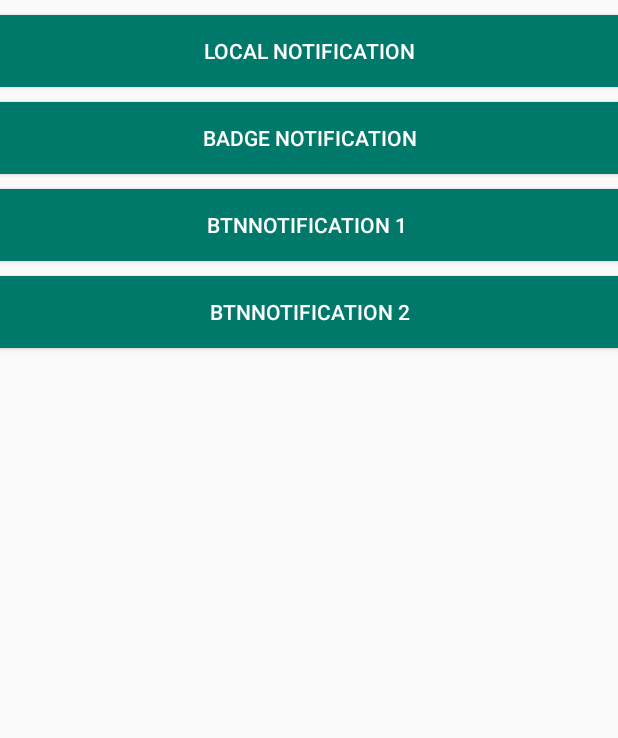
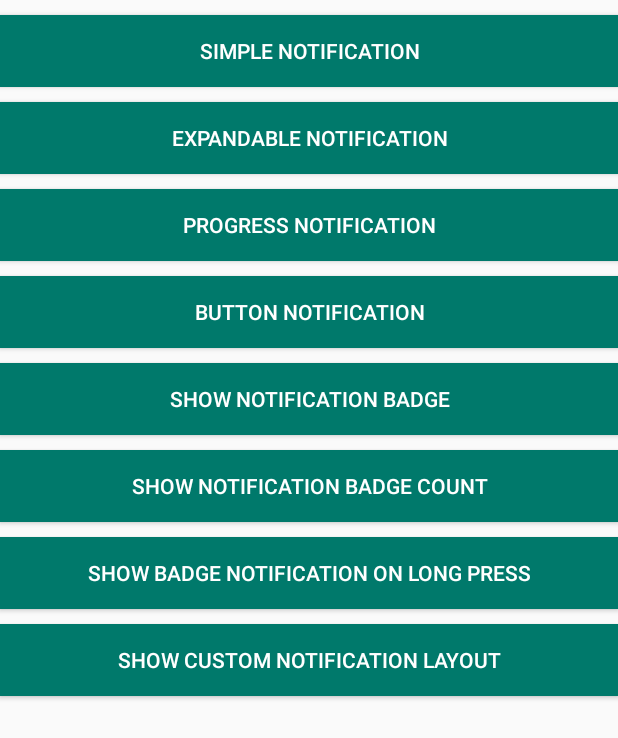
Before and after one commit to sibaprasad12/Android, an Android app: the layout activity_notification.xml on its own in the app's theme, with its tools: preview values and no code run, on a phone screen of 412 x 824 dp. Shown: the top 738 px of the screen. Run offline under Robolectric (Android 15) with nearby library versions, the phone set to English and light mode, and no system bars.

Commit message:
Added Notification in android with example

```diff
--- a/app/src/main/java/spm/androidworld/all/base/use/SecondaryActivity.kt
+++ b/app/src/main/java/spm/androidworld/all/base/use/SecondaryActivity.kt
@@ -9,6 +9,7 @@ package spm.androidworld.all.base.use
 
 
 import android.os.Bundle
+import android.widget.Toast
 import kotlinx.android.synthetic.main.activity_base.*
 import spm.androidworld.all.R
 import spm.androidworld.all.base.BaseActivity
@@ -42,6 +43,8 @@ class SecondaryActivity : BaseActivity(), BaseActivity.OnNavigationMenuClickList
             }
         }
 
+        Toast.makeText(this, "$notificationMessage", Toast.LENGTH_LONG).show()
+
         supportFragmentManager.beginTransaction()
             .setCustomAnimations(
                 R.anim.slide_in_from_right, R.anim.slide_out_to_left,
--- a/app/src/main/res/layout/activity_notification.xml
+++ b/app/src/main/res/layout/activity_notification.xml
@@ -4,46 +4,89 @@
         xmlns:tools="http://schemas.android.com/tools"
         android:layout_width="match_parent"
         android:layout_height="match_parent"
-        tools:context="spm.androidworld.all.services.notification.NotificationActivity">
+        tools:context=".notification.NotificationActivity">
 
 
     <androidx.appcompat.widget.AppCompatButton
-            android:id="@+id/btnLocalNotification"
+            android:id="@+id/btnSimpleNotification"
             android:layout_width="match_parent"
             android:layout_height="wrap_content"
             android:layout_marginTop="@dimen/dimen_10dp"
             android:background="@color/colorPrimaryDark"
-            android:text="Local Notification"
+            android:text="Simple Notification"
             android:textColor="@color/white"
             app:layout_constraintTop_toTopOf="parent" />
 
     <androidx.appcompat.widget.AppCompatButton
-            android:id="@+id/btnBadgeNotification"
+            android:id="@+id/btnExpandableNotification"
             android:layout_width="match_parent"
             android:layout_height="wrap_content"
             android:layout_marginTop="@dimen/dimen_10dp"
             android:background="@color/colorPrimaryDark"
-            android:text="Badge Notification"
+            android:text="Expandable Notification"
             android:textColor="@color/white"
-            app:layout_constraintTop_toBottomOf="@+id/btnLocalNotification" />
+            app:layout_constraintTop_toBottomOf="@+id/btnSimpleNotification" />
 
     <androidx.appcompat.widget.AppCompatButton
-            android:id="@+id/btnNotification1"
+            android:id="@+id/btnProgressNotification"
             android:layout_width="match_parent"
             android:layout_height="wrap_content"
             android:layout_marginTop="@dimen/dimen_10dp"
             android:background="@color/colorPrimaryDark"
-            android:text="btnNotification 1 "
+            android:text="Progress Notification"
             android:textColor="@color/white"
-            app:layout_constraintTop_toBottomOf="@+id/btnBadgeNotification" />
+            app:layout_constraintTop_toBottomOf="@+id/btnExpandableNotification" />
 
     <androidx.appcompat.widget.AppCompatButton
-            android:id="@+id/btnNotification2"
+            android:id="@+id/btnActionNotification"
             android:layout_width="match_parent"
             android:layout_height="wrap_content"
             android:layout_marginTop="@dimen/dimen_10dp"
             android:background="@color/colorPrimaryDark"
-            android:text="btnNotification 2"
+            android:text="Button Notification"
             android:textColor="@color/white"
-            app:layout_constraintTop_toBottomOf="@+id/btnNotification1" />
+            app:layout_constraintTop_toBottomOf="@+id/btnProgressNotification" />
+
+    <androidx.appcompat.widget.AppCompatButton
+            android:id="@+id/btnShowNotificationBadge"
+            android:layout_width="match_parent"
+            android:layout_height="wrap_content"
+            android:layout_marginTop="@dimen/dimen_10dp"
+            android:background="@color/colorPrimaryDark"
+            android:text="Show Notification Badge"
+            android:textColor="@color/white"
+            app:layout_constraintTop_toBottomOf="@+id/btnActionNotification" />
+
+
+    <androidx.appcompat.widget.AppCompatButton
+            android:id="@+id/btnShowNotificationBadgeCount"
+            android:layout_width="match_parent"
+            android:layout_height="wrap_content"
+            android:layout_marginTop="@dimen/dimen_10dp"
+            android:background="@color/colorPrimaryDark"
+            android:text="Show Notification Badge Count"
+            android:textColor="@color/white"
+            app:layout_constraintTop_toBottomOf="@+id/btnShowNotificationBadge" />
+
+
+    <androidx.appcompat.widget.AppCompatButton
+            android:id="@+id/btnLongPressNotificationBadge"
+            android:layout_width="match_parent"
+            android:layout_height="wrap_content"
+            android:layout_marginTop="@dimen/dimen_10dp"
+            android:background="@color/colorPrimaryDark"
+            android:text="Show Badge Notification on Long Press"
+            android:textColor="@color/white"
+            app:layout_constraintTop_toBottomOf="@+id/btnShowNotificationBadgeCount" />
+
+    <androidx.appcompat.widget.AppCompatButton
+            android:id="@+id/btnCustomLayoutNotification"
+            android:layout_width="match_parent"
+            android:layout_height="wrap_content"
+            android:layout_marginTop="@dimen/dimen_10dp"
+            android:background="@color/colorPrimaryDark"
+            android:text="Show Custom Notification Layout"
+            android:textColor="@color/white"
+            app:layout_constraintTop_toBottomOf="@+id/btnLongPressNotificationBadge" />
+
 </androidx.constraintlayout.widget.ConstraintLayout>
--- a/app/src/main/res/values/strings.xml
+++ b/app/src/main/res/values/strings.xml
@@ -116,4 +116,7 @@
     <string name="fcm_topic_news">News</string>
     <string name="fcm_topic_technology">Technology</string>
     <string name="toast_playservices_unrecoverable">Google Play Service is Unreachable</string>
+    <string name="channel_name">My Channel</string>
+    <string name="channel_description">Channel Description</string>
+    <string name="long_lorem">This is an expandable notification This is an expandable notification This is an expandable notification This is an expandable notification This is an expandable notification This is an expandable notification This is an expandable notification This is an expandable notification This is an expandable notification This is an expandable notification This is an expandable notification This is an expandable notification This is an expandable notification This is an expandable notification This is an expandable notification This is an expandable notification This is an expandable notification This is an expandable notification This is an expandable notification This is an expandable notification This is an expandable notification</string>
 </resources>
```
Also changed, not shown: app/src/main/AndroidManifest.xml (+26 -18 lines), app/src/main/java/spm/androidworld/all/fcm/MyFirebaseMessagingService.kt (+27 -12 lines), app/src/main/java/spm/androidworld/all/notification/NotificationActivity.kt (added, +59 -0 lines), app/src/main/java/spm/androidworld/all/notification/NotificationHandler.kt (added, +391 -0 lines), app/src/main/java/spm/androidworld/all/services/notification/NotificationActivity.kt (deleted, +0 -44 lines), app/src/main/res/drawable-anydpi/ic_notifiaction.xml (added, +16 -0 lines), app/src/main/res/layout/notification_large.xml (renamed from app/src/main/res/drawable/ic_video.xml, +14 -9 lines), app/src/main/res/drawable-hdpi/ic_notifiaction.png (added), app/src/main/res/drawable-mdpi/ic_notifiaction.png (added), app/src/main/res/drawable-xhdpi/ic_notifiaction.png (added), app/src/main/res/drawable-xxhdpi/ic_notifiaction.png (added).
